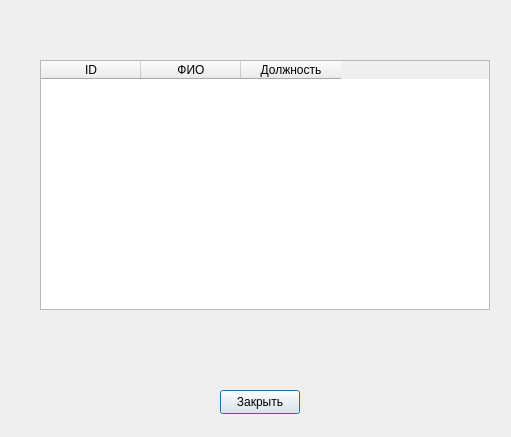
Above: client/servicetable.ui from Jesass351/ISD before the change. Below: the same form after it.
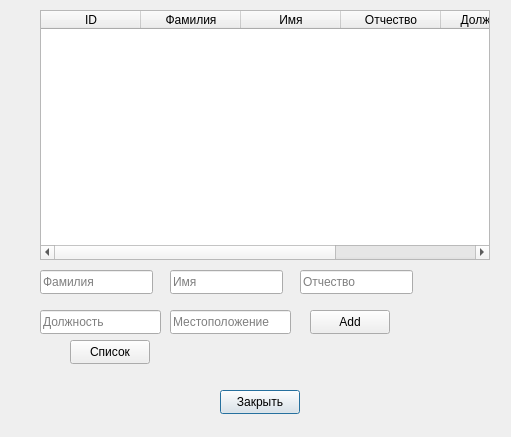
That is the form after the change.

```diff
--- a/client/servicetable.ui
+++ b/client/servicetable.ui
@@ -17,7 +17,7 @@
    <property name="geometry">
     <rect>
      <x>40</x>
-     <y>60</y>
+     <y>10</y>
      <width>450</width>
      <height>250</height>
     </rect>
@@ -59,7 +59,17 @@
    </column>
    <column>
     <property name="text">
-     <string>ФИО</string>
+     <string>Фамилия</string>
+    </property>
+   </column>
+   <column>
+    <property name="text">
+     <string>Имя</string>
+    </property>
+   </column>
+   <column>
+    <property name="text">
+     <string>Отчество</string>
     </property>
    </column>
    <column>
@@ -67,6 +77,11 @@
      <string>Должность</string>
     </property>
    </column>
+   <column>
+    <property name="text">
+     <string>Местоположение</string>
+    </property>
+   </column>
   </widget>
   <widget class="QPushButton" name="pushButton">
    <property name="geometry">
@@ -81,6 +96,97 @@
     <string>Закрыть</string>
    </property>
   </widget>
+  <widget class="QLineEdit" name="name">
+   <property name="geometry">
+    <rect>
+     <x>170</x>
+     <y>270</y>
+     <width>113</width>
+     <height>24</height>
+    </rect>
+   </property>
+   <property name="placeholderText">
+    <string>Имя</string>
+   </property>
+  </widget>
+  <widget class="QLineEdit" name="post">
+   <property name="geometry">
+    <rect>
+     <x>40</x>
+     <y>310</y>
+     <width>121</width>
+     <height>24</height>
+    </rect>
+   </property>
+   <property name="placeholderText">
+    <string>Должность</string>
+   </property>
+  </widget>
+  <widget class="QPushButton" name="pushButton_2">
+   <property name="geometry">
+    <rect>
+     <x>310</x>
+     <y>310</y>
+     <width>80</width>
+     <height>24</height>
+    </rect>
+   </property>
+   <property name="text">
+    <string>Add</string>
+   </property>
+  </widget>
+  <widget class="QLineEdit" name="fam">
+   <property name="geometry">
+    <rect>
+     <x>40</x>
+     <y>270</y>
+     <width>113</width>
+     <height>24</height>
+    </rect>
+   </property>
+   <property name="placeholderText">
+    <string>Фамилия</string>
+   </property>
+  </widget>
+  <widget class="QLineEdit" name="otch">
+   <property name="geometry">
+    <rect>
+     <x>300</x>
+     <y>270</y>
+     <width>113</width>
+     <height>24</height>
+    </rect>
+   </property>
+   <property name="placeholderText">
+    <string>Отчество</string>
+   </property>
+  </widget>
+  <widget class="QLineEdit" name="place">
+   <property name="geometry">
+    <rect>
+     <x>170</x>
+     <y>310</y>
+     <width>121</width>
+     <height>24</height>
+    </rect>
+   </property>
+   <property name="placeholderText">
+    <string>Местоположение</string>
+   </property>
+  </widget>
+  <widget class="QPushButton" name="pushButton_3">
+   <property name="geometry">
+    <rect>
+     <x>70</x>
+     <y>340</y>
+     <width>80</width>
+     <height>24</height>
+    </rect>
+   </property>
+   <property name="text">
+    <string>Список</string>
+   </property>
+  </widget>
  </widget>
  <resources/>
  <connections/>
```
